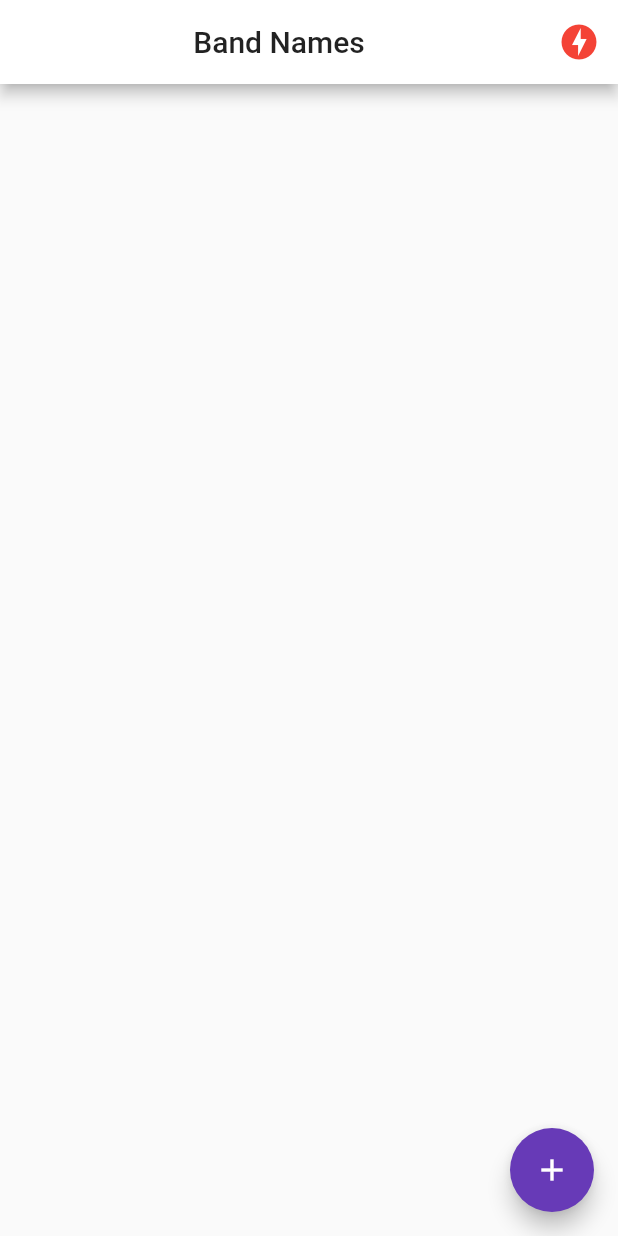
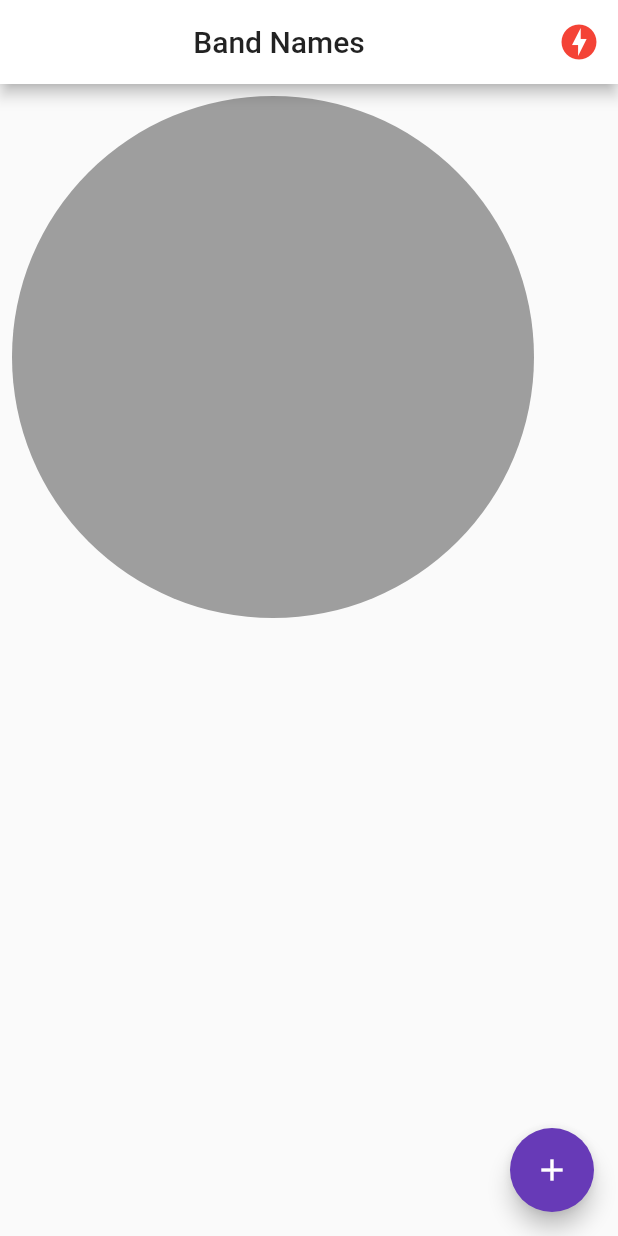
Before and after one commit to paulmrg-461/BrandNames, a Flutter app: the screen it shows after launch, on a phone screen of 412 x 824 dp. Run offline on Flutter 3.47's test engine with Material 2 defaults, Android fonts, the phone set to English and light mode, and no system bars; drawn by our look-alikes of pie_chart; our stand-ins replace socket_io_client; network calls fail.

```diff
--- a/lib/src/pages/home_page.dart
+++ b/lib/src/pages/home_page.dart
@@ -3,6 +3,7 @@ import 'dart:io';
 import 'package:flutter/material.dart';
 import 'package:flutter/cupertino.dart';
 import 'package:provider/provider.dart';
+import 'package:pie_chart/pie_chart.dart';
 import 'package:brand_names/src/models/band.dart';
 import 'package:brand_names/src/services/socket_service.dart';
 
@@ -63,9 +64,17 @@ class _HomePageState extends State<HomePage> {
         ],
         backgroundColor: Colors.white,
       ),
-      body: ListView.builder(
-        itemCount: bands.length,
-        itemBuilder: (context, i) => _bandTile(bands[i]),
+      body: Column(
+        children: [
+          _showGraph(),
+          Expanded(
+            child: ListView.builder(
+              physics: BouncingScrollPhysics(),
+              itemCount: bands.length,
+              itemBuilder: (context, i) => _bandTile(bands[i]),
+            ),
+          ),
+        ],
       ),
       floatingActionButton: FloatingActionButton(
         onPressed: addNewBand,
@@ -166,4 +175,12 @@ class _HomePageState extends State<HomePage> {
               ],
             ));
   }
+
+  Widget _showGraph() {
+    Map<String, double> dataMap = new Map();
+    bands.forEach((band) {
+      dataMap.putIfAbsent(band.name, () => band.votes.toDouble());
+    });
+    return PieChart(dataMap: dataMap);
+  }
 }
--- a/pubspec.yaml
+++ b/pubspec.yaml
@@ -29,6 +29,7 @@ dependencies:
   cupertino_icons: ^1.0.1
   socket_io_client: ^2.0.0-beta.2
   provider: ^4.3.3
+  pie_chart: ^4.0.1
 
 dev_dependencies:
   flutter_test:
```
Also changed, not shown: pubspec.lock.
